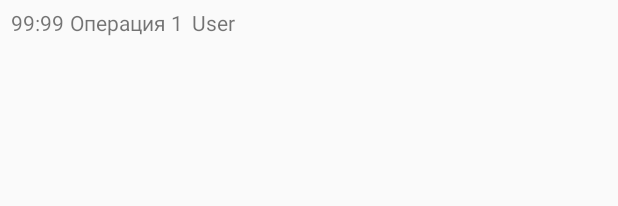
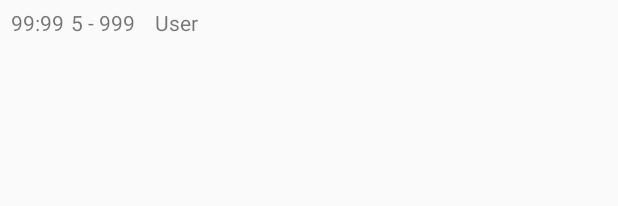
Before and after one commit to Lubkov/seating-chart-client, an Android app: the layout operation_item.xml on its own in the app's theme, with its tools: preview values and no code run, on a phone screen of 412 x 824 dp. Shown: the top 206 px of the screen. Run offline under Robolectric (Android 15) with nearby library versions, the phone set to English and light mode, and no system bars.

Commit message:
В список операций добавлен номер карты. Убрано отображение типа ресурса.

```diff
--- a/app/src/main/java/ua/stellar/seatingchart/utils/OperationAdapter.java
+++ b/app/src/main/java/ua/stellar/seatingchart/utils/OperationAdapter.java
@@ -69,7 +69,7 @@ public class OperationAdapter extends BaseAdapter implements Filterable {
         TextView twUserName = (TextView) view.findViewById(R.id.twUserName);
 
         twDate.setText(DateUtils.utilDateToShortTimeStr(operation.getCreateDate()));
-        twName.setText(operation.getGoodsNumber() + " " + operation.getGoodsTypeName());
+        twName.setText(operation.getLayoutNumber() + " - " + operation.getGoodsNumber());
         twUserName.setText(operation.getUserName());
         twDate.setBackgroundColor(color);
 
--- a/app/src/main/res/layout/operation_item.xml
+++ b/app/src/main/res/layout/operation_item.xml
@@ -7,31 +7,31 @@
     android:padding="5dp">
 
     <TextView
-        android:layout_width="wrap_content"
+        android:id="@+id/twDate"
+        android:layout_width="36dp"
         android:layout_height="wrap_content"
         android:textAppearance="?android:attr/textAppearanceSmall"
         android:text="99:99"
-        android:id="@+id/twDate"
         android:layout_gravity="center_horizontal"
         android:layout_marginLeft="2dp"
         android:layout_marginRight="2dp" />
 
     <TextView
-        android:layout_width="wrap_content"
+        android:id="@+id/twName"
+        android:layout_width="50dp"
         android:layout_height="wrap_content"
         android:textAppearance="?android:attr/textAppearanceSmall"
-        android:text="Операция 1"
+        android:text="5 - 999"
         android:layout_marginLeft="2dp"
-        android:layout_marginRight="2dp"
-        android:id="@+id/twName" />
+        android:layout_marginRight="2dp" />
 
     <TextView
+        android:id="@+id/twUserName"
         android:layout_width="match_parent"
         android:layout_height="wrap_content"
         android:textAppearance="?android:attr/textAppearanceSmall"
         android:text="User"
         android:layout_marginLeft="4dp"
-        android:layout_marginRight="2dp"
-        android:id="@+id/twUserName" />
+        android:layout_marginRight="2dp" />
 
 </LinearLayout>
```
Also changed, not shown: app/src/main/java/ua/stellar/seatingchart/domain/Operation.java (+13 -1 lines).
